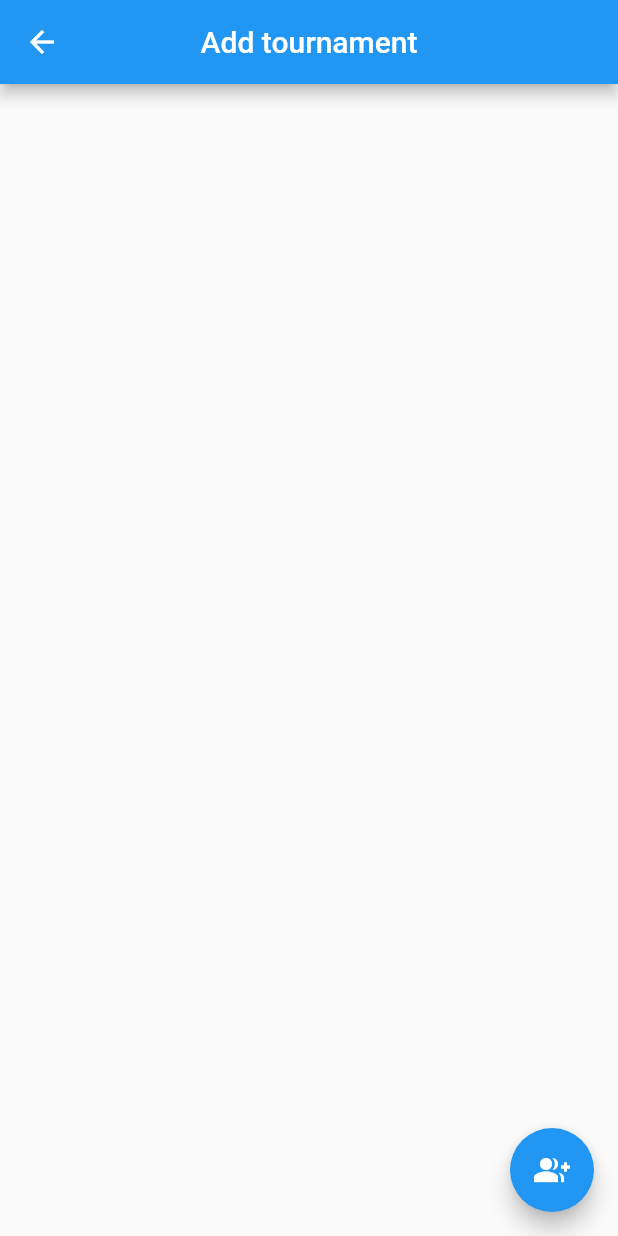
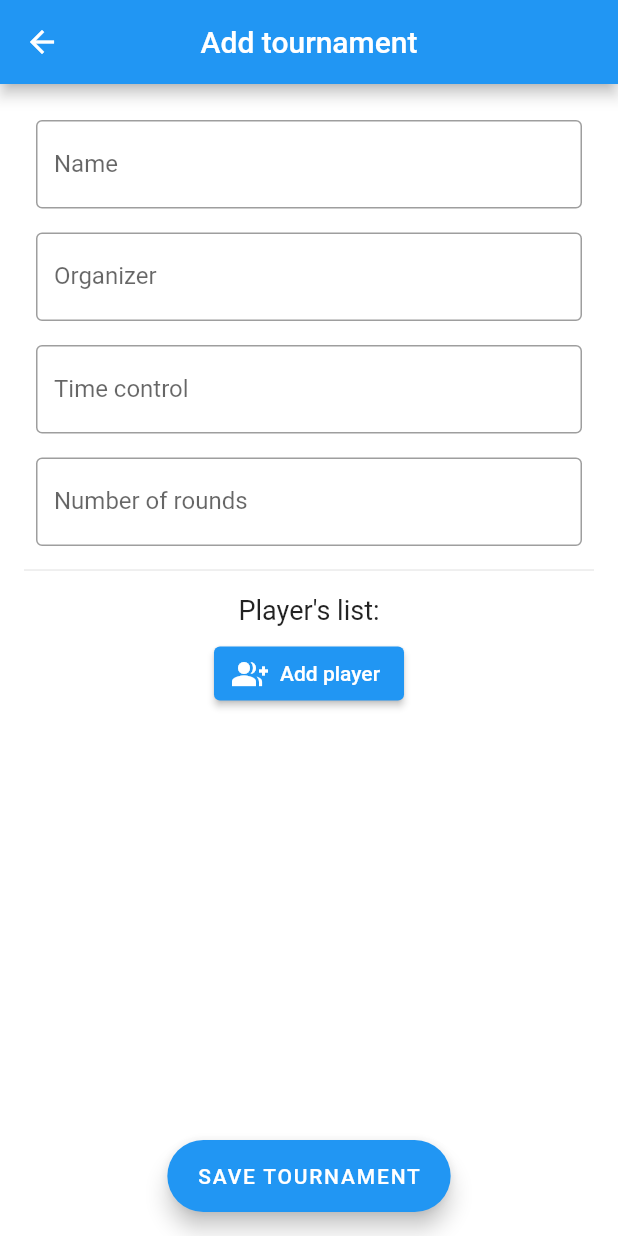
Before and after one commit to costm-software/costm-software, a Flutter app: the screen it shows after launch, after a tap on the "add" icon, on a phone screen of 412 x 824 dp. Run offline on Flutter 3.47's test engine with Material 2 defaults, Android fonts, the phone set to English and light mode, and no system bars.

Commit message:
Add form on add_tournament screen

```diff
--- a/lib/Tournament/add_tournament.dart
+++ b/lib/Tournament/add_tournament.dart
@@ -1,23 +1,105 @@
 import 'package:flutter/material.dart';
 import 'package:costm_software/Player/add_player.dart';
 
-class AddTournamentPage extends StatelessWidget {
-  const AddTournamentPage({super.key});
+class AddTournamentPage extends StatefulWidget {
+  const AddTournamentPage({Key? key}) : super(key: key);
+
+  @override
+  _AddTournamentPageState createState() => _AddTournamentPageState();
+}
+
+class _AddTournamentPageState extends State<AddTournamentPage> {
+  final TextEditingController textController = TextEditingController();
 
   @override
   Widget build(BuildContext context) => Scaffold(
+      floatingActionButtonLocation: FloatingActionButtonLocation.centerFloat,
       appBar: AppBar(
         title: const Text('Add tournament'),
         centerTitle: true,
       ),
-        floatingActionButton: FloatingActionButton(
+      floatingActionButton: FloatingActionButton.extended(
+        onPressed: () {
+          Navigator.push(context,
+              MaterialPageRoute(builder: ((context) => const AddPlayerPage())));
+        },
+        label: const Text('SAVE TOURNAMENT'),
+      ),
+      body: Container(
+        padding: const EdgeInsets.all(16.0),
+        color: Colors.white,
+        child: Column(
+          crossAxisAlignment: CrossAxisAlignment.center,
+          children: [
+            Padding(
+              padding: const EdgeInsets.all(8.0),
+              child: TextField(
+                controller: textController,
+                maxLines: 1,
+                decoration: const InputDecoration(
+                  border: OutlineInputBorder(),
+                  labelText: 'Name',
+                ),
+              ),
+            ),
+            Padding(
+              padding: const EdgeInsets.all(8.0),
+              child: TextField(
+                controller: textController,
+                maxLines: 1,
+                decoration: const InputDecoration(
+                  border: OutlineInputBorder(),
+                  labelText: 'Organizer',
+                ),
+              ),
+            ),
+            Padding(
+              padding: const EdgeInsets.all(8.0),
+              child: TextField(
+                controller: textController,
+                maxLines: 1,
+                decoration: const InputDecoration(
+                  border: OutlineInputBorder(),
+                  labelText: 'Time control',
+                ),
+              ),
+            ),
+            Padding(
+              padding: const EdgeInsets.all(8.0),
+              child: TextField(
+                controller: textController,
+                maxLines: 1,
+                keyboardType: TextInputType.number,
+                decoration: const InputDecoration(
+                  border: OutlineInputBorder(),
+                  labelText: 'Number of rounds',
+                ),
+              ),
+            ),
+            const Divider(),
+            Column(
+              crossAxisAlignment: CrossAxisAlignment.center,
+              children: [
+                const Padding(
+                  padding: EdgeInsets.all(8.0),
+                  child: Text(
+                    "Player's list:",
+                    style: TextStyle(fontSize: 18),
+                  ),
+                ),
+                ElevatedButton.icon(
+                  label: const Text('Add player'),
+                  icon: const Icon(Icons.group_add),
                   onPressed: () {
                     Navigator.push(
                         context,
                         MaterialPageRoute(
                             builder: ((context) => const AddPlayerPage())));
                   },
-          child: const Icon(Icons.group_add),
+                )
+              ],
             ),
-      );
+          ],
+        ),
+      ));
 }
--- a/lib/main.dart
+++ b/lib/main.dart
@@ -43,7 +43,7 @@ class _MyHomePageState extends State<MyHomePage> {
         "/add_player": (BuildContext context) => const AddPlayerPage(),
         "/tournament_detail": (BuildContext context) =>
             const TournamentDetailPage(),
-        "/player_deatil": (BuildContext context) => const PlayerDetailPage(),
+        "/player_detail": (BuildContext context) => const PlayerDetailPage(),
       },
       initialRoute: "/home",
       title: 'Flutter Navigation',
```
Lines whose indentation alone changed are shown as unchanged.
